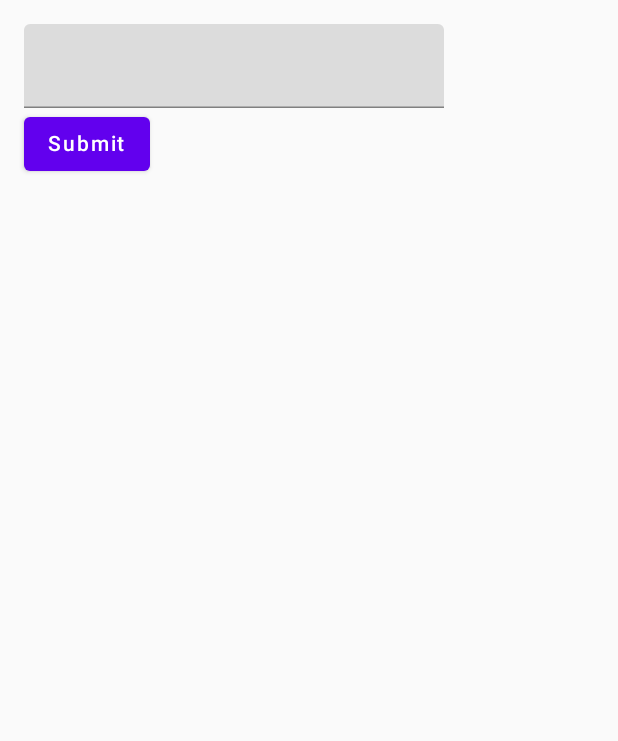
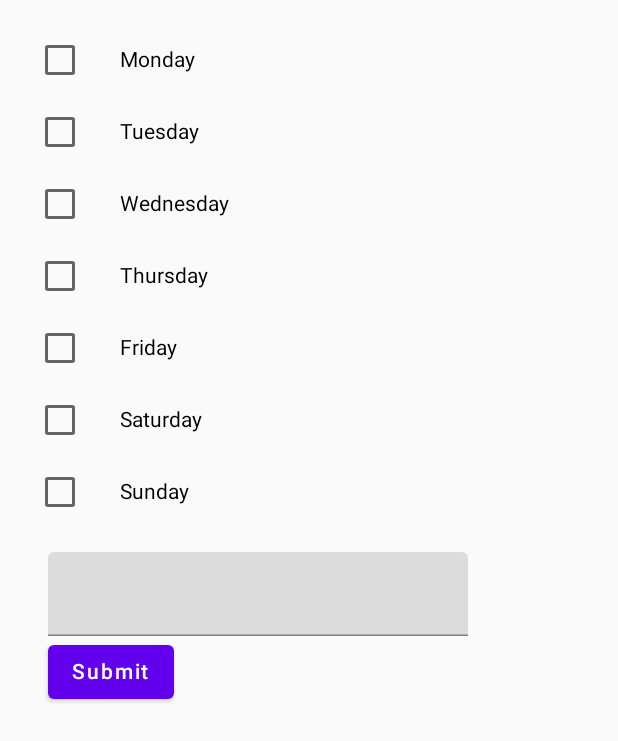
Before and after one commit to ice-cube-1/bag-packer-gcse, an Android app built with Jetpack Compose: the screen it shows after launch (MainActivity), after a tap on "Add Task", on a phone screen of 412 x 824 dp. Shown: the top 741 px of the screen. Run offline under Robolectric (Android 15) with nearby library versions, the phone set to English and light mode, and no system bars; libraries missing offline, so code that uses them is left out: com.fasterxml.jackson.

Commit message:
partway to multiple days

```diff
--- a/app/src/main/java/com/example/a202310212/MainActivity.kt
+++ b/app/src/main/java/com/example/a202310212/MainActivity.kt
@@ -1,6 +1,5 @@
 package com.example.a202310212
 import android.os.Bundle
-import android.util.Log
 import androidx.activity.ComponentActivity
 import androidx.activity.compose.setContent
 import androidx.compose.foundation.layout.Column
@@ -32,6 +31,7 @@ import com.fasterxml.jackson.module.kotlin.readValue
 
 data class perDayEntry(var day: Int, var item: String, var completed: Boolean)
 val JSON = jacksonObjectMapper()
+val daysOfWeek = listOf<String>("Monday","Tuesday","Wednesday","Thursday","Friday","Saturday","Sunday")
 
 class MainActivity: ComponentActivity()
 {
@@ -66,8 +66,8 @@ class MainActivity: ComponentActivity()
 @Composable
 fun homeScreen(modifier: Modifier = Modifier, prefs: Prefs, navigation: NavController) {
     var goaddtask by remember { mutableStateOf(false) }
-    var goviewlist by remember { mutableStateOf(false) }
-    if (goviewlist) {
+    var goviewlist by remember { mutableStateOf(-1) }
+    if (goviewlist != -1) {
         LaunchedEffect(Unit) {
             navigation.navigate("displayTasks")
         }    }
@@ -76,25 +76,24 @@ fun homeScreen(modifier: Modifier = Modifier, prefs: Prefs, navigation: NavContr
             navigation.navigate("addTask")
         }    }
     Column(modifier = Modifier.padding(16.dp)) {
-        homeOptions(
+        addtaskButton(
             AddTask = {
                 goaddtask = true
-            },
-            ViewList = {
-                goviewlist = true
             }
         )
+        for (i in 0..6) {
+            Button(onClick = { goviewlist = i }) {
+                Text(daysOfWeek[i])
+            }
+        }
     }
 }
 
 @Composable
-fun homeOptions(AddTask: () -> Unit, ViewList: () -> Unit) {
+fun addtaskButton(AddTask: () -> Unit) {
     Column {
         Button(onClick = AddTask) {
             Text("Add Task")
-        }
-        Button(onClick = ViewList) {
-            Text("View list for [a day]")
         }
     }
 }
@@ -119,20 +118,38 @@ fun addTaskOptions(
 fun addTask(prefs: Prefs, navigation: NavController,modifier: Modifier = Modifier) {
     var goHome by remember { mutableStateOf(false) }
     var taskValue by remember { mutableStateOf("") }
+    var checkedState by remember { mutableStateOf(mutableListOf<Boolean>(false,false,false,false,false,false,false))}
     if (goHome) {
         if (taskValue != "") {
-            addData(prefs,taskValue,1,false)
+            for (i in 0..6) {
+                if (checkedState[i]) {
+                    addData(prefs,taskValue,i,false)
+                }
+            }
         }
         LaunchedEffect(Unit) {
             navigation.navigate("homeScreen")
         }
     }
-    addTaskOptions(taskValue = taskValue, taskName = {
-        taskValue = it
-    }, submit = {
-        goHome = true
+    Column(modifier = Modifier.padding(16.dp)) {
+        for (i in 0..6) {
+            var individualCheck by remember { mutableStateOf(false) }
+            Row {
+                Checkbox(checked = individualCheck, onCheckedChange = {
+                    individualCheck = it
+                    checkedState[i] = it
+                })
+                Text(text = daysOfWeek[i], modifier = Modifier.padding(16.dp))
+            }
+        }
+
+        addTaskOptions(taskValue = taskValue, taskName = {
+            taskValue = it
+        }, submit = {
+            goHome = true
+        }
+        )
     }
-    )
 }
 
 @Composable
@@ -173,7 +190,6 @@ fun displayTasks(prefs: Prefs, modifier: Modifier = Modifier, navigation: NavCon
     var removable by remember { mutableStateOf(mutableListOf<perDayEntry>()) }
     var tasks = readData(prefs)
     if (goHome) {
-        Log.d("back tests",removable.toString())
         for (i in removable) {
             removeData(prefs, i.day, i.completed,i.item)
         }
@@ -194,9 +210,7 @@ fun displayTasks(prefs: Prefs, modifier: Modifier = Modifier, navigation: NavCon
                     },
                     onClose = {
                     showTask = false
-                    //removeData(prefs,i.day,i.completed,i.item)
                         removable.add(i)
-                        Log.d("more tests",removable.toString())
                 })
             }
         }
@@ -234,3 +248,14 @@ fun addData(prefs: Prefs, item: String, day: Int, completed: Boolean) {
     prefs.mainData = JSON.writeValueAsString(entries)
 
 }
+
+fun readDataForDay(prefs: Prefs, day: Int): MutableList<perDayEntry> {
+    var entries = readData(prefs)
+    var subsetEntries = mutableListOf<perDayEntry>()
+    for (i in entries) {
+        if (i.day == day) {
+            subsetEntries.add(i)
+        }
+    }
+    return subsetEntries
+}
```
